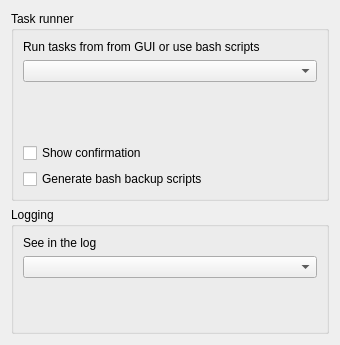
Before: the Qt Designer form App/settingsdialog.ui in otsakir/lisa-backup, drawn with Qt 5.
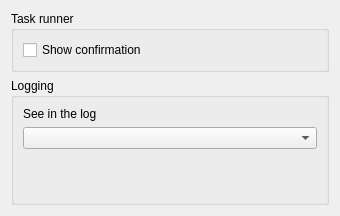
After: the same form once the commit is applied.

Commit message:
Totally removed task-running method based on bash scripts (#63)
Tasks can now require the lbackup binary to be run

```diff
--- a/App/settingsdialog.ui
+++ b/App/settingsdialog.ui
@@ -7,7 +7,7 @@
     <x>0</x>
     <y>0</y>
     <width>340</width>
-    <height>341</height>
+    <height>212</height>
    </rect>
   </property>
   <property name="sizePolicy">
@@ -37,7 +37,7 @@
      <property name="minimumSize">
       <size>
        <width>300</width>
-       <height>190</height>
+       <height>0</height>
       </size>
      </property>
      <property name="maximumSize">
@@ -50,48 +50,6 @@
       <string>Task runner</string>
      </property>
      <layout class="QVBoxLayout" name="verticalLayout">
-      <item>
-       <widget class="QLabel" name="label">
-        <property name="text">
-         <string>Run tasks from from GUI or use bash scripts</string>
-        </property>
-       </widget>
-      </item>
-      <item>
-       <widget class="QComboBox" name="comboBoxTaskRunner">
-        <property name="sizePolicy">
-         <sizepolicy hsizetype="Preferred" vsizetype="Fixed">
-          <horstretch>0</horstretch>
-          <verstretch>0</verstretch>
-         </sizepolicy>
-        </property>
-        <property name="maximumSize">
-         <size>
-          <width>5000</width>
-          <height>16777215</height>
-         </size>
-        </property>
-        <property name="baseSize">
-         <size>
-          <width>0</width>
-          <height>0</height>
-         </size>
-        </property>
-       </widget>
-      </item>
-      <item>
-       <spacer name="verticalSpacer_2">
-        <property name="orientation">
-         <enum>Qt::Vertical</enum>
-        </property>
-        <property name="sizeHint" stdset="0">
-         <size>
-          <width>20</width>
-          <height>20</height>
-         </size>
-        </property>
-       </spacer>
-      </item>
       <item>
        <widget class="QCheckBox" name="checkBoxShowConfirmation">
         <property name="text">
@@ -99,13 +57,6 @@
         </property>
        </widget>
       </item>
-      <item>
-       <widget class="QCheckBox" name="checkBoxGenerateScripts">
-        <property name="text">
-         <string>Generate bash backup scripts</string>
-        </property>
-       </widget>
-      </item>
      </layout>
     </widget>
    </item>
```
The commit also changes 12 other files.
